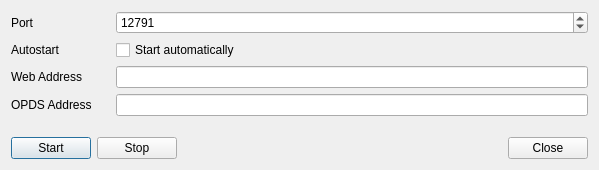
Before: the Qt Designer form src/home/flibrary/gui/dialogs/OpdsDialog.ui in heimdallr/books, drawn with Qt 5.
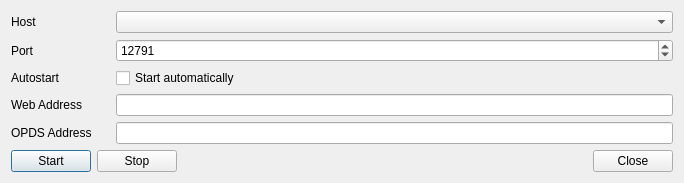
After: the same form once the commit is applied. Icons and pictures are not drawn.

```diff
--- a/src/home/flibrary/gui/dialogs/OpdsDialog.ui
+++ b/src/home/flibrary/gui/dialogs/OpdsDialog.ui
@@ -6,8 +6,8 @@
    <rect>
     <x>0</x>
     <y>0</y>
-    <width>599</width>
-    <height>170</height>
+    <width>684</width>
+    <height>179</height>
    </rect>
   </property>
   <property name="sizePolicy">
@@ -25,28 +25,28 @@
      <property name="horizontalSpacing">
       <number>24</number>
      </property>
-     <item row="0" column="0">
+     <item row="1" column="0">
       <widget class="QLabel" name="label">
        <property name="text">
         <string>Port</string>
        </property>
       </widget>
      </item>
-     <item row="1" column="0">
+     <item row="2" column="0">
       <widget class="QLabel" name="label_2">
        <property name="text">
         <string>Autostart</string>
        </property>
       </widget>
      </item>
-     <item row="1" column="1">
+     <item row="2" column="1">
       <widget class="QCheckBox" name="checkBoxAddToSturtup">
        <property name="text">
         <string>Start automatically</string>
        </property>
       </widget>
      </item>
-     <item row="0" column="1">
+     <item row="1" column="1">
       <widget class="QSpinBox" name="spinBoxPort">
        <property name="minimum">
         <number>1024</number>
@@ -59,34 +59,44 @@
        </property>
       </widget>
      </item>
-     <item row="2" column="0">
+     <item row="3" column="0">
       <widget class="QLabel" name="label_3">
        <property name="text">
         <string>Web Address</string>
        </property>
       </widget>
      </item>
-     <item row="2" column="1">
+     <item row="3" column="1">
       <widget class="QLineEdit" name="lineEditWebAddress">
        <property name="readOnly">
         <bool>true</bool>
        </property>
       </widget>
      </item>
-     <item row="3" column="0">
+     <item row="4" column="0">
       <widget class="QLabel" name="label_4">
        <property name="text">
         <string>OPDS Address</string>
        </property>
       </widget>
      </item>
-     <item row="3" column="1">
+     <item row="4" column="1">
       <widget class="QLineEdit" name="lineEditOpdsAddress">
        <property name="readOnly">
         <bool>true</bool>
        </property>
       </widget>
      </item>
+     <item row="0" column="0">
+      <widget class="QLabel" name="label_5">
+       <property name="text">
+        <string>Host</string>
+       </property>
+      </widget>
+     </item>
+     <item row="0" column="1">
+      <widget class="QComboBox" name="comboBoxHosts"/>
+     </item>
     </layout>
    </item>
    <item>
```
